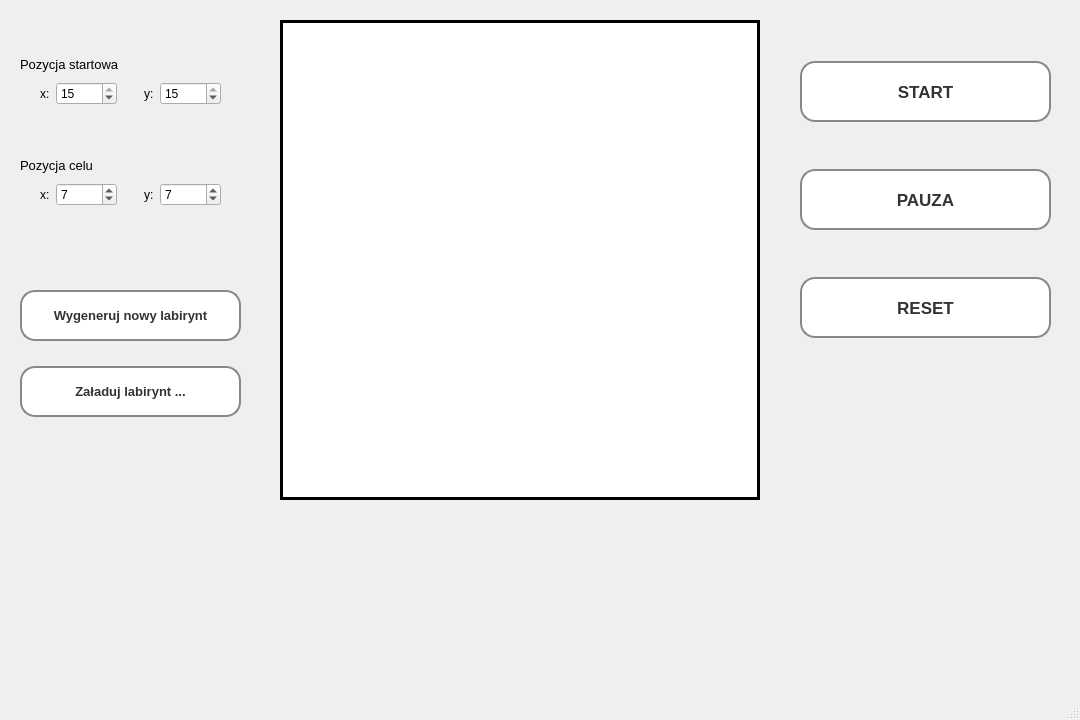
Qt form mainwindow.ui (Mateusz533/micromouse) before a commit.
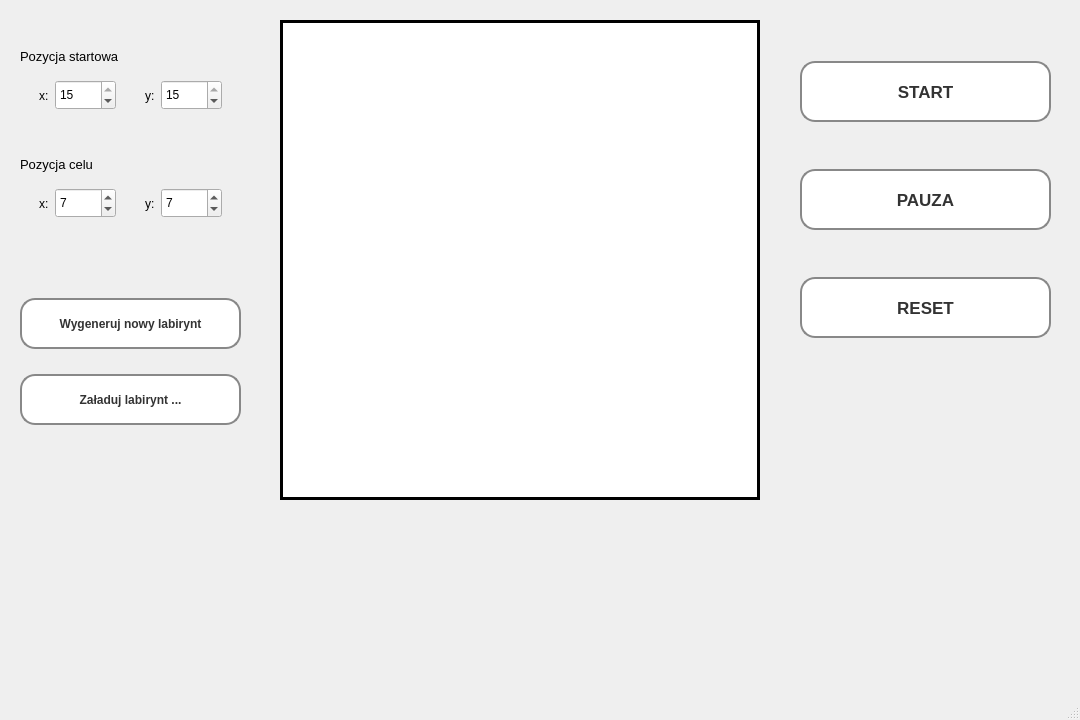
The same form after that commit. Custom widgets are drawn as their Qt base class.

```diff
--- a/mainwindow.ui
+++ b/mainwindow.ui
@@ -177,21 +177,33 @@
      <property name="spacing">
       <number>50</number>
      </property>
+     <property name="sizeConstraint">
+      <enum>QLayout::SetDefaultConstraint</enum>
+     </property>
      <item>
       <layout class="QVBoxLayout" name="verticalLayout_6">
        <property name="spacing">
-        <number>50</number>
+        <number>40</number>
+       </property>
+       <property name="sizeConstraint">
+        <enum>QLayout::SetDefaultConstraint</enum>
        </property>
        <item>
         <layout class="QVBoxLayout" name="verticalLayout_4">
          <property name="spacing">
-          <number>7</number>
+          <number>10</number>
          </property>
          <item>
           <widget class="QLabel" name="lbStartPose">
+           <property name="minimumSize">
+            <size>
+             <width>150</width>
+             <height>21</height>
+            </size>
+           </property>
            <property name="maximumSize">
             <size>
-             <width>16777215</width>
+             <width>300</width>
              <height>21</height>
             </size>
            </property>
@@ -217,17 +229,23 @@
               <number>5</number>
              </property>
              <property name="sizeConstraint">
-              <enum>QLayout::SetMinimumSize</enum>
+              <enum>QLayout::SetDefaultConstraint</enum>
              </property>
              <property name="rightMargin">
               <number>0</number>
              </property>
              <item>
               <widget class="QLabel" name="lbStartPoseX">
+               <property name="minimumSize">
+                <size>
+                 <width>11</width>
+                 <height>37</height>
+                </size>
+               </property>
                <property name="maximumSize">
                 <size>
                  <width>11</width>
-                 <height>16777215</height>
+                 <height>37</height>
                 </size>
                </property>
                <property name="text">
@@ -237,10 +255,22 @@
              </item>
              <item>
               <widget class="QSpinBox" name="spbStartPoseX">
+               <property name="sizePolicy">
+                <sizepolicy hsizetype="Preferred" vsizetype="Preferred">
+                 <horstretch>0</horstretch>
+                 <verstretch>0</verstretch>
+                </sizepolicy>
+               </property>
+               <property name="minimumSize">
+                <size>
+                 <width>50</width>
+                 <height>25</height>
+                </size>
+               </property>
                <property name="maximumSize">
                 <size>
                  <width>61</width>
-                 <height>16777215</height>
+                 <height>30</height>
                 </size>
                </property>
                <property name="styleSheet">
@@ -262,14 +292,20 @@
               <number>5</number>
              </property>
              <property name="sizeConstraint">
-              <enum>QLayout::SetMinimumSize</enum>
+              <enum>QLayout::SetDefaultConstraint</enum>
              </property>
              <item>
               <widget class="QLabel" name="lbStartPoseY">
+               <property name="minimumSize">
+                <size>
+                 <width>11</width>
+                 <height>37</height>
+                </size>
+               </property>
                <property name="maximumSize">
                 <size>
                  <width>11</width>
-                 <height>16777215</height>
+                 <height>37</height>
                 </size>
                </property>
                <property name="text">
@@ -279,10 +315,22 @@
              </item>
              <item>
               <widget class="QSpinBox" name="spbStartPoseY">
+               <property name="sizePolicy">
+                <sizepolicy hsizetype="Preferred" vsizetype="Preferred">
+                 <horstretch>0</horstretch>
+                 <verstretch>0</verstretch>
+                </sizepolicy>
+               </property>
+               <property name="minimumSize">
+                <size>
+                 <width>50</width>
+                 <height>25</height>
+                </size>
+               </property>
                <property name="maximumSize">
                 <size>
                  <width>61</width>
-                 <height>16777215</height>
+                 <height>30</height>
                 </size>
                </property>
                <property name="styleSheet">
@@ -305,16 +353,22 @@
        <item>
         <layout class="QVBoxLayout" name="verticalLayout_5">
          <property name="spacing">
-          <number>7</number>
+          <number>10</number>
          </property>
          <property name="sizeConstraint">
           <enum>QLayout::SetDefaultConstraint</enum>
          </property>
          <item>
           <widget class="QLabel" name="lbTargetPose">
+           <property name="minimumSize">
+            <size>
+             <width>150</width>
+             <height>21</height>
+            </size>
+           </property>
            <property name="maximumSize">
             <size>
-             <width>16777215</width>
+             <width>300</width>
              <height>21</height>
             </size>
            </property>
@@ -348,17 +402,23 @@
               <number>5</number>
              </property>
              <property name="sizeConstraint">
-              <enum>QLayout::SetMinimumSize</enum>
+              <enum>QLayout::SetDefaultConstraint</enum>
              </property>
              <property name="rightMargin">
               <number>0</number>
              </property>
              <item>
               <widget class="QLabel" name="lbTargetPoseX">
+               <property name="minimumSize">
+                <size>
+                 <width>11</width>
+                 <height>37</height>
+                </size>
+               </property>
                <property name="maximumSize">
                 <size>
                  <width>11</width>
-                 <height>16777215</height>
+                 <height>37</height>
                 </size>
                </property>
                <property name="text">
@@ -368,10 +428,22 @@
              </item>
              <item>
               <widget class="QSpinBox" name="spbTargetPoseX">
+               <property name="sizePolicy">
+                <sizepolicy hsizetype="Preferred" vsizetype="Preferred">
+                 <horstretch>0</horstretch>
+                 <verstretch>0</verstretch>
+                </sizepolicy>
+               </property>
+               <property name="minimumSize">
+                <size>
+                 <width>50</width>
+                 <height>25</height>
+                </size>
+               </property>
                <property name="maximumSize">
                 <size>
                  <width>61</width>
-                 <height>16777215</height>
+                 <height>30</height>
                 </size>
                </property>
                <property name="styleSheet">
@@ -393,14 +465,20 @@
               <number>5</number>
              </property>
              <property name="sizeConstraint">
-              <enum>QLayout::SetMinimumSize</enum>
+              <enum>QLayout::SetDefaultConstraint</enum>
              </property>
              <item>
               <widget class="QLabel" name="lbTargetPoseY">
+               <property name="minimumSize">
+                <size>
+                 <width>11</width>
+                 <height>37</height>
+                </size>
+               </property>
                <property name="maximumSize">
                 <size>
                  <width>11</width>
-                 <height>16777215</height>
+                 <height>37</height>
                 </size>
                </property>
                <property name="text">
@@ -410,10 +488,22 @@
              </item>
              <item>
               <widget class="QSpinBox" name="spbTargetPoseY">
+               <property name="sizePolicy">
+                <sizepolicy hsizetype="Preferred" vsizetype="Preferred">
+                 <horstretch>0</horstretch>
+                 <verstretch>0</verstretch>
+                </sizepolicy>
+               </property>
+               <property name="minimumSize">
+                <size>
+                 <width>50</width>
+                 <height>25</height>
+                </size>
+               </property>
                <property name="maximumSize">
                 <size>
                  <width>61</width>
-                 <height>16777215</height>
+                 <height>30</height>
                 </size>
                </property>
                <property name="styleSheet">
@@ -440,17 +530,41 @@
        <property name="spacing">
         <number>25</number>
        </property>
+       <property name="sizeConstraint">
+        <enum>QLayout::SetMaximumSize</enum>
+       </property>
        <item>
         <widget class="QPushButton" name="pbGenerate">
+         <property name="enabled">
+          <bool>true</bool>
+         </property>
+         <property name="sizePolicy">
+          <sizepolicy hsizetype="Preferred" vsizetype="Preferred">
+           <horstretch>0</horstretch>
+           <verstretch>0</verstretch>
+          </sizepolicy>
+         </property>
          <property name="minimumSize">
           <size>
            <width>181</width>
            <height>51</height>
           </size>
          </property>
+         <property name="maximumSize">
+          <size>
+           <width>300</width>
+           <height>51</height>
+          </size>
+         </property>
+         <property name="baseSize">
+          <size>
+           <width>181</width>
+           <height>51</height>
+          </size>
+         </property>
          <property name="font">
           <font>
-           <pointsize>10</pointsize>
+           <pointsize>9</pointsize>
            <bold>true</bold>
           </font>
          </property>
@@ -481,15 +595,33 @@
          <property name="enabled">
           <bool>true</bool>
          </property>
+         <property name="sizePolicy">
+          <sizepolicy hsizetype="Preferred" vsizetype="Preferred">
+           <horstretch>0</horstretch>
+           <verstretch>0</verstretch>
+          </sizepolicy>
+         </property>
          <property name="minimumSize">
           <size>
            <width>181</width>
            <height>51</height>
           </size>
          </property>
+         <property name="maximumSize">
+          <size>
+           <width>300</width>
+           <height>51</height>
+          </size>
+         </property>
+         <property name="baseSize">
+          <size>
+           <width>181</width>
+           <height>51</height>
+          </size>
+         </property>
          <property name="font">
           <font>
-           <pointsize>10</pointsize>
+           <pointsize>9</pointsize>
            <bold>true</bold>
           </font>
          </property>
```
Left out of the diff: 38 changed lines with no effect on the pictures.
